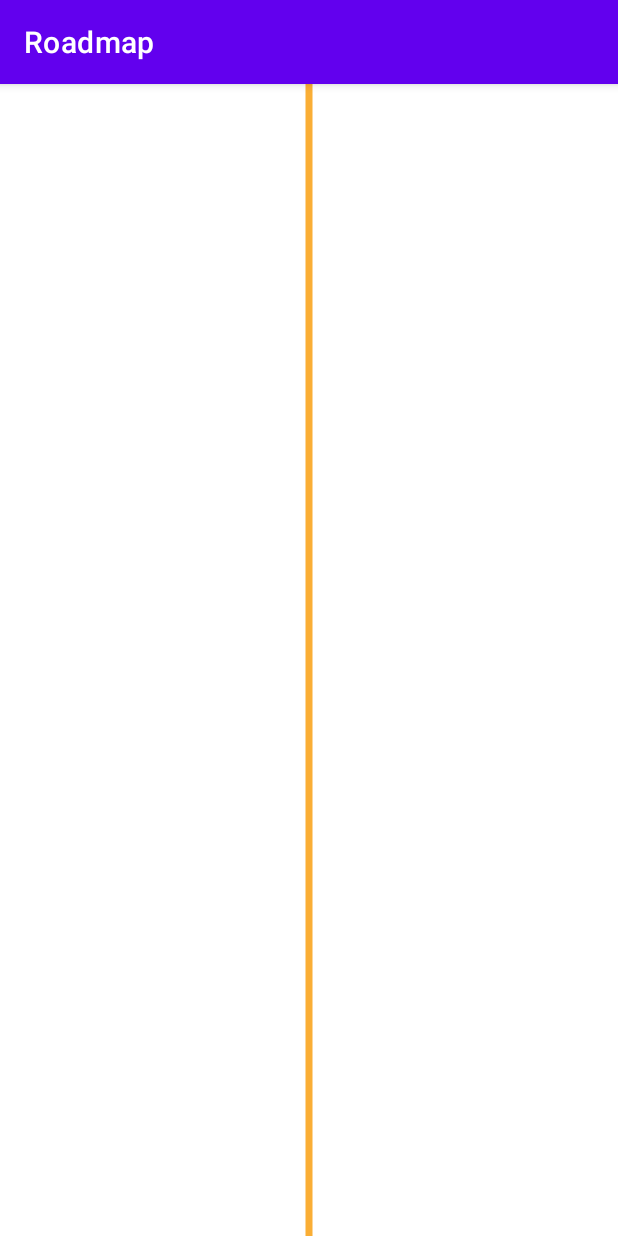
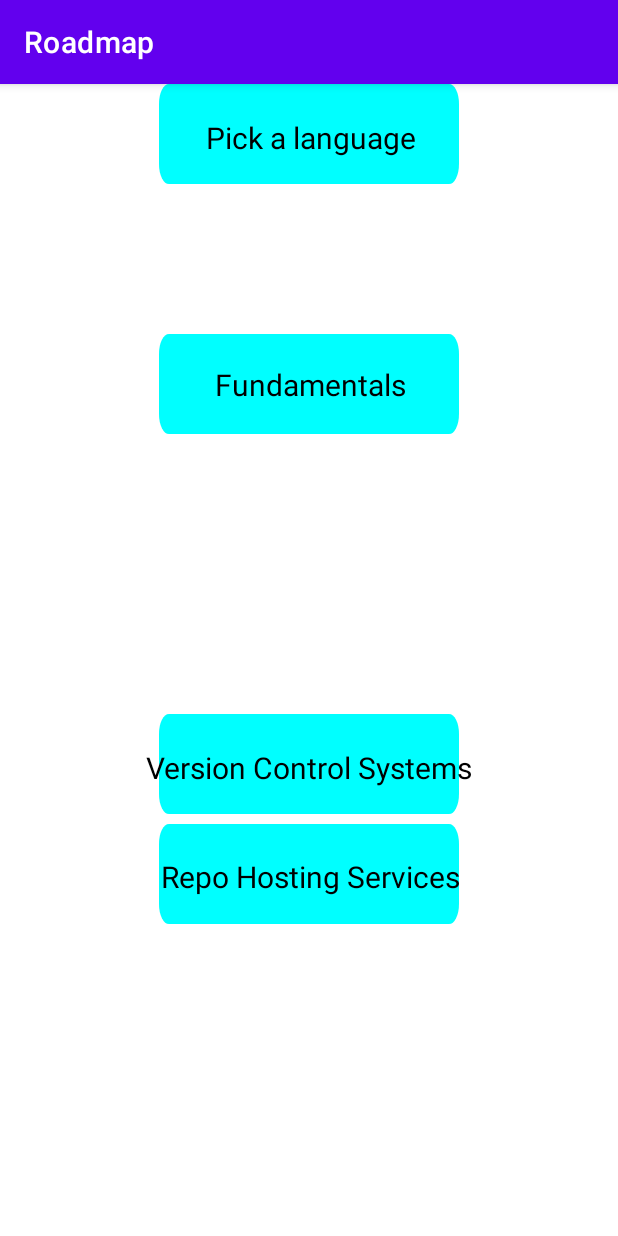
Before and after one commit to snaulX/RoadmapView, an Android app: the screen it shows after launch (MainActivity), on a phone screen of 412 x 824 dp. Run offline under Robolectric (Android 15) with nearby library versions, the phone set to English and light mode, and no system bars.

Commit message:
Create working PaintNode

```diff
--- a/app/src/main/java/com/snaulx/roadmap/MainActivity.kt
+++ b/app/src/main/java/com/snaulx/roadmap/MainActivity.kt
@@ -29,7 +29,9 @@ class MainActivity : AppCompatActivity() {
                 branch("Right")
             }
             node("Version Control Systems", "Repo Hosting Services")
-        }.paintTree(30F, Color.BLACK,
+        }.paintTree(padding = 30F,
+            lineColor = Color.rgb(255, 159, 43), lineWidth = 4F,
+            textColor = Color.BLACK,
             NodeStyle(10F, rectStyle, 20F),
             BranchStyle(10F, rectStyle, 30F),
             BranchStyle(5F, rectStyle, 10F),
--- a/app/src/main/java/com/snaulx/roadmap/PaintNode.kt
+++ b/app/src/main/java/com/snaulx/roadmap/PaintNode.kt
@@ -1,13 +1,92 @@
 package com.snaulx.roadmap
 
 import android.graphics.Canvas
+import android.graphics.Paint
+import android.graphics.RectF
 import androidx.annotation.ColorInt
 
-internal class PaintNode(node: TreeNode<String>, @ColorInt private val textColor: Int,
-    branchStyles: List<BranchStyle>) {
+internal class PaintNode(node: TreeNode<String>, @ColorInt textColor: Int, style: NodeStyle, startHeight: Float,
+                         canvasWidth: Int, branchStyles: List<BranchStyle>, @ColorInt lineColor: Int, lineWidth: Float) {
 
+    val nodeRect: RectF
+    val rect: RectF
+
+    private val valuesRects: List<RectF>
+    private val values: List<String> = node.values
+
+    private val rectStyle: RectStyle = style.style
+
+    private val paintBranches: List<PaintBranch>
+    private val paintLines: List<PaintLine>
+
+    private var drawableBranches = listOf<PaintBranch>()
+
+    private val nodePaint = Paint()
+    private val textPaint = Paint()
+
+    init {
+        nodePaint.style = Paint.Style.FILL
+        nodePaint.color = rectStyle.color
+        textPaint.textSize = rectStyle.fontSize
+        textPaint.color = textColor
+
+        val w = (canvasWidth-rectStyle.width)/2
+        val h = rectStyle.height
+        val mutRect = RectF(w, startHeight, w+rectStyle.width, startHeight+h)
+        val mutRects = mutableListOf<RectF>()
+
+        for (value in node.values) {
+            mutRects.add(mutRect.clone())
+            mutRect downOn h+style.nodePadding
+        }
+        nodeRect = RectF(mutRect.left, startHeight, mutRect.right, mutRect.bottom)
+        rect = nodeRect.clone()
+        valuesRects = mutRects.toList()
+
+        val table = BranchTable(node, branchStyles)
+        val baseRect = nodeRect.clone()
+        baseRect.left -= style.branchPadding
+        baseRect.right += style.branchPadding
+        paintBranches = table.exportPaintBranches(baseRect, textColor)
+        calculateDrawableBranches(canvasWidth)
+        paintLines = table.exportPaintLines(lineColor, lineWidth)
+    }
+
+    private fun calculateDrawableBranches(canvasWidth: Int) {
+        val mutBranches = mutableListOf<PaintBranch>()
+        for (br in paintBranches) {
+            rect.set(maxCombineRect(rect, br.columnRect))
+            if (!
+                ((rect.left < 0F && br.left) or
+                (rect.right > canvasWidth && !br.left))
+            )
+                mutBranches.add(br)
+        }
+        drawableBranches = mutBranches.toList()
+    }
+
+    /*
+    Create new biggest rect from adding rects
+     */
+    private fun maxCombineRect(a: RectF, b: RectF): RectF {
+        val top: Float = if (a.top < b.top) a.top else b.top
+        val bottom: Float = if (a.bottom > b.bottom) a.bottom else b.bottom
+        val right: Float = if (a.right > b.right) a.right else b.right
+        val left: Float = if (a.left < b.left) a.left else b.left
+        return RectF(left, top, right, bottom)
+    }
 
     fun paint(canvas: Canvas) {
-        //pass
+        for (i in values.indices) {
+            val valueRect: RectF = valuesRects[i]
+            canvas.drawRoundRect(valueRect, rectStyle.rx, rectStyle.ry, nodePaint)
+            canvas.drawCenterText(values[i], valueRect, textPaint)
+        }
+        for (br in drawableBranches) {
+            br.paint(canvas)
+        }
+        for (line in paintLines) {
+            line.paint(canvas)
+        }
     }
 }
--- a/app/src/main/java/com/snaulx/roadmap/PaintTree.kt
+++ b/app/src/main/java/com/snaulx/roadmap/PaintTree.kt
@@ -5,95 +5,34 @@ import androidx.annotation.ColorInt
 
 data class PaintTree(val tree: Tree<String>, val style: TreeStyle) {
 
-    private val basePadding = style.padding
+    private var paintNodes = listOf<PaintNode>()
+    private var isNodesGenerated = false
 
-    private val nodeStyle: RectStyle = style.nodeStyle.style
-    private val nodeHeight: Float = nodeStyle.height
-    private val nodePadding: Float = style.nodeStyle.nodePadding
-    private val nodePaint = Paint()
+    private fun generateNodes(canvasWidth: Int) {
+        val padding = style.padding
+        var startHeight = 0F
+        val mutNodes = mutableListOf<PaintNode>()
 
-    private val branchStyles: List<BranchStyle> = style.branchStyles.toList()
-
-    private val textPaint = Paint()
-    private val paintLine = Paint()
-
-    private var lastHeight = basePadding
-
-    init {
-        nodePaint.style = Paint.Style.FILL
-        nodePaint.color = nodeStyle.color
-        textPaint.textSize = nodeStyle.fontSize
-        textPaint.color = style.textColor
-        paintLine.color = Color.rgb(250, 174, 53)
-        paintLine.strokeWidth = 7F
+        for (node in tree.body) {
+            val paintNode = PaintNode(node, style.textColor, style.nodeStyle, startHeight, canvasWidth,
+                style.branchStyles.toList(), style.lineColor, style.lineWidth)
+            mutNodes.add(paintNode)
+            val h = paintNode.rect.bottom
+            startHeight = if (h - paintNode.nodeRect.bottom > padding) h else startHeight + padding
+        }
+        paintNodes = mutNodes.toList()
+        isNodesGenerated = true
     }
 
-    // !!! YOU CAN OPTIMISE IT !!!
-    // You can calculate all in constructor and cache it
-    // Like in PaintBranch class
     fun paint(canvas: Canvas, offsetXY: PointF, scale: Float) {
-        val w = canvas.width
-        val midX: Float = (w + offsetXY.x) / 2
-        val startPoint = PointF(midX, offsetXY.y)
-        lastHeight += offsetXY.y
-        val endPoint = PointF(midX, lastHeight)
+        if (!isNodesGenerated) generateNodes(canvas.width)
 
-        for (node in tree.body) {
-            val table = BranchTable(node, branchStyles)
-
-            endPoint.y = lastHeight
-            canvas.drawLine(startPoint.x, startPoint.y, endPoint.x, endPoint.y, paintLine)
-            var rect = paintNode(canvas, node)
-            startPoint.y = rect.bottom
-
-            val brPadding = style.nodeStyle.branchPadding
-            rect.left -= brPadding
-            rect.right += brPadding
-            val branches: List<PaintBranch> = table.exportPaintBranches(rect, style.textColor)
-            for (br in branches) {
-                rect = maxCombineRect(rect, br.columnRect)
-                if ((rect.left < 0F && br.left) or
-                    (rect.right > w && !br.left))
-                   continue
-                br.paint(canvas)
-            }
-            lastHeight = if (rect.bottom - lastHeight > basePadding) rect.bottom else lastHeight + brPadding
-
-            val lines: List<PaintLine> = table.exportPaintLines(paintLine.color, paintLine.strokeWidth)
-            for (line in lines) {
-                line.paint(canvas)
-            }
+        for (node in paintNodes) {
+            node.paint(canvas)
         }
-    }
-
-    private fun paintNode(canvas: Canvas, node: TreeNode<String>): RectF {
-        textPaint.textSize = nodeStyle.fontSize
-        val h = nodePadding+nodeHeight
-        val w = (canvas.width-nodeStyle.width)/2
-        val startHeight = lastHeight
-        val rect = RectF(w, startHeight, w+nodeStyle.width, startHeight+nodeHeight)
-        for (value in node.values) {
-            canvas.drawRoundRect(rect, nodeStyle.rx, nodeStyle.ry, nodePaint)
-            canvas.drawCenterText(value, rect, textPaint)
-            rect downOn h
-        }
-        lastHeight = rect.top
-        rect.top = startHeight
-        rect.bottom = lastHeight
-        return rect
-    }
-
-    /*
-    Create new rect from maximum width and height of both rects
-     */
-    private fun maxCombineRect(a: RectF, b: RectF): RectF {
-        val top: Float = if (a.top < b.top) a.top else b.top
-        val bottom: Float = if (a.bottom > b.bottom) a.bottom else b.bottom
-        val right: Float = if (a.right > b.right) a.right else b.right
-        val left: Float = if (a.left < b.left) a.left else b.left
-        return RectF(left, top, right, bottom)
     }
 }
 
-fun Tree<String>.paintTree(padding: Float, @ColorInt textColor: Int, paintNode: NodeStyle, vararg paintBranch: BranchStyle)
-: PaintTree = PaintTree(this, TreeStyle(padding, textColor, paintNode, paintBranch.toMutableList()))
+fun Tree<String>.paintTree(padding: Float, @ColorInt lineColor: Int, lineWidth: Float, @ColorInt textColor: Int,
+                           paintNode: NodeStyle, vararg paintBranch: BranchStyle): PaintTree
+= PaintTree(this, TreeStyle(padding, lineColor, lineWidth, textColor, paintNode, paintBranch.toMutableList()))
--- a/app/src/main/java/com/snaulx/roadmap/RectStyle.kt
+++ b/app/src/main/java/com/snaulx/roadmap/RectStyle.kt
@@ -5,8 +5,8 @@ import androidx.annotation.ColorInt
 data class RectStyle(@ColorInt val color: Int, val fontSize: Float, val width: Float, val height: Float,
                      val rx: Float, val ry: Float)
 
-data class TreeStyle(val padding: Float, @ColorInt val textColor: Int, val nodeStyle: NodeStyle,
-                     val branchStyles: MutableList<BranchStyle> = mutableListOf())
+data class TreeStyle(val padding: Float, @ColorInt val lineColor: Int, val lineWidth: Float, @ColorInt val textColor: Int,
+                    val nodeStyle: NodeStyle, val branchStyles: MutableList<BranchStyle> = mutableListOf())
 
 data class NodeStyle(val nodePadding: Float, val style: RectStyle, val branchPadding: Float)
 
```
